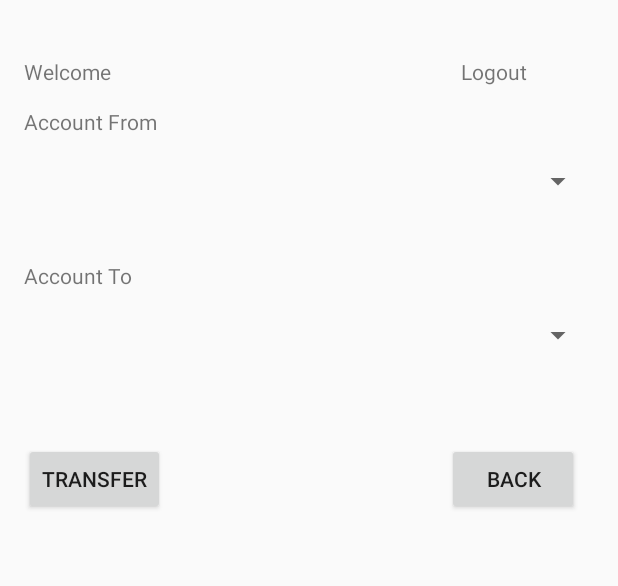
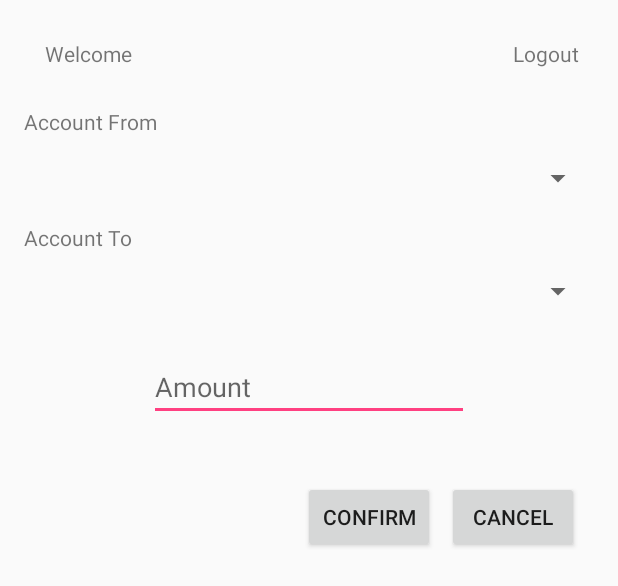
Before and after one commit to piyush80joshi/MobileBankingDemo, an Android app: the layout activity_balance_transfer.xml on its own in the app's theme, with its tools: preview values and no code run, on a phone screen of 412 x 824 dp. Shown: the top 586 px of the screen. Run offline under Robolectric (Android 15) with nearby library versions, the phone set to English and light mode, and no system bars.

Commit message:
updated Transfer Balance to add amount field

```diff
--- a/app/src/main/res/layout/activity_balance_transfer.xml
+++ b/app/src/main/res/layout/activity_balance_transfer.xml
@@ -20,44 +20,66 @@
         android:layout_marginTop="55dp"
         android:id="@+id/mAcctFromTxt" />
 
-    <Spinner
-        android:layout_width="match_parent"
+    <TextView
+        android:text="Welcome"
+        android:layout_width="wrap_content"
         android:layout_height="wrap_content"
-        android:id="@+id/mActFromSpn"
-        android:layout_below="@+id/mAcctFromTxt"
-        android:layout_alignParentLeft="true"
-        android:layout_alignParentStart="true"
-        android:layout_marginTop="18dp" />
+        android:id="@+id/mUserTxt3"
+        android:layout_alignParentTop="true"
+        android:layout_alignRight="@+id/mAcctToTxt"
+        android:layout_alignEnd="@+id/mAcctToTxt"
+        android:layout_marginTop="10dp" />
+
+    <TextView
+        android:text="Logout"
+        android:layout_width="wrap_content"
+        android:layout_height="wrap_content"
+        android:id="@+id/mLogoutTxt3"
+        android:layout_alignBaseline="@+id/mUserTxt3"
+        android:layout_alignBottom="@+id/mUserTxt3"
+        android:layout_alignRight="@+id/mbackBtn"
+        android:layout_alignEnd="@+id/mbackBtn" />
 
     <TextView
         android:text="Account To"
         android:layout_width="wrap_content"
         android:layout_height="wrap_content"
+        android:layout_marginTop="18dp"
+        android:id="@+id/mAcctToTxt"
         android:layout_below="@+id/mActFromSpn"
         android:layout_alignParentLeft="true"
-        android:layout_alignParentStart="true"
-        android:layout_marginTop="41dp"
-        android:id="@+id/mAcctToTxt" />
+        android:layout_alignParentStart="true" />
 
     <Spinner
         android:layout_width="match_parent"
         android:layout_height="wrap_content"
+        android:id="@+id/mAcctToSpn"
+        android:layout_marginTop="14dp"
         android:layout_below="@+id/mAcctToTxt"
-        android:layout_marginTop="18dp"
-        android:id="@+id/mAcctToSpn" />
+        android:layout_centerHorizontal="true" />
 
-    <Button
-        android:text="TRANSFER"
-        android:layout_width="wrap_content"
+    <Spinner
+        android:layout_width="match_parent"
         android:layout_height="wrap_content"
-        android:layout_below="@+id/mAcctToSpn"
-        android:layout_marginTop="60dp"
-        android:id="@+id/mTransBalBtn"
+        android:id="@+id/mActFromSpn"
+        android:layout_marginTop="16dp"
+        android:layout_below="@+id/mAcctFromTxt"
         android:layout_alignParentLeft="true"
         android:layout_alignParentStart="true" />
 
+    <EditText
+        android:layout_width="wrap_content"
+        android:layout_height="wrap_content"
+        android:inputType="numberDecimal"
+        android:ems="10"
+        android:layout_marginTop="29dp"
+        android:id="@+id/mAmountTxt"
+        android:hint="Amount"
+        android:layout_below="@+id/mAcctToSpn"
+        android:layout_centerHorizontal="true" />
+
     <Button
-        android:text="BACK"
+        android:text="CANCEL"
         android:layout_width="wrap_content"
         android:layout_height="wrap_content"
         android:id="@+id/mbackBtn"
@@ -68,25 +90,16 @@
         android:layout_marginRight="10dp"
         android:layout_marginEnd="10dp" />
 
-    <TextView
-        android:text="Logout"
+    <Button
+        android:text="CONFIRM"
         android:layout_width="wrap_content"
         android:layout_height="wrap_content"
-        android:layout_alignParentTop="true"
-        android:layout_alignLeft="@+id/mbackBtn"
-        android:layout_alignStart="@+id/mbackBtn"
-        android:layout_marginLeft="9dp"
-        android:layout_marginStart="9dp"
-        android:layout_marginTop="22dp"
-        android:id="@+id/mLogoutTxt3" />
-
-    <TextView
-        android:text="Welcome"
-        android:layout_width="wrap_content"
-        android:layout_height="wrap_content"
-        android:layout_alignTop="@+id/mLogoutTxt3"
-        android:layout_alignParentLeft="true"
-        android:layout_alignParentStart="true"
-        android:id="@+id/mUserTxt3" />
+        android:layout_marginTop="40dp"
+        android:id="@+id/mTransBalBtn"
+        android:layout_below="@+id/mAmountTxt"
+        android:layout_toLeftOf="@+id/mbackBtn"
+        android:layout_toStartOf="@+id/mbackBtn"
+        android:layout_marginRight="8dp"
+        android:layout_marginEnd="8dp" />
 
 </RelativeLayout>
```
Also changed, not shown: app/src/main/java/com/cts/mobilebankingdemo/BalanceTransferActivity.java (+55 -23 lines).
